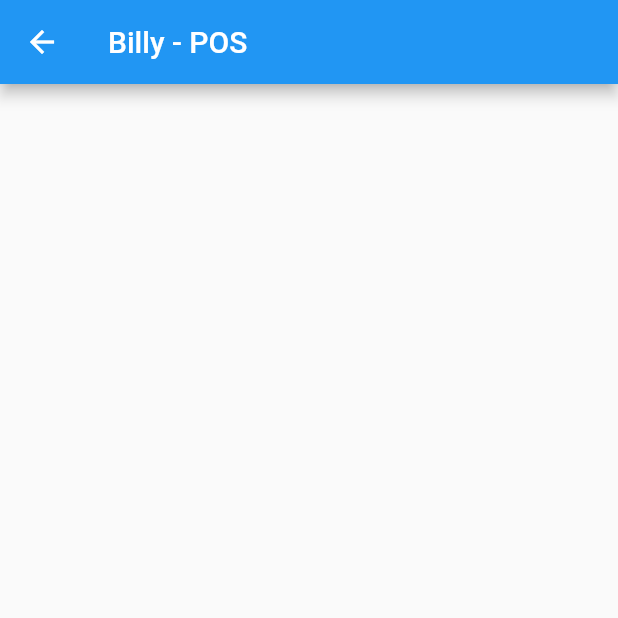
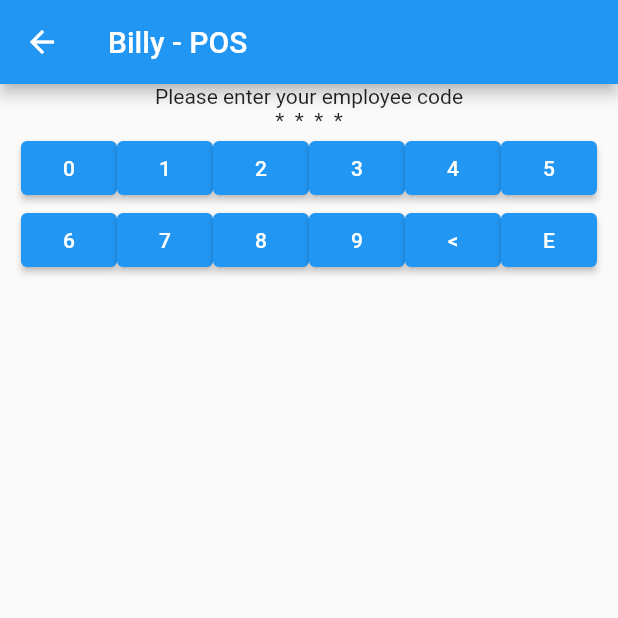
Before and after one commit to clinton-moss/BillyPOS, a Flutter app: the HomeScreen screen opened directly, on a phone screen of 412 x 824 dp, the top half of it. Run offline on Flutter 3.47's test engine with Material 2 defaults, Android fonts, the phone set to English and light mode, and no system bars; our stand-ins replace flutter_secure_storage; accounts and stored records are empty.

Commit message:
Added New Screens

```diff
--- a/flutter_app/lib/Config/Config.dart
+++ b/flutter_app/lib/Config/Config.dart
@@ -1,5 +1,6 @@
 class Configuration {
-  static String billyCoreAPI = "http://192.168.0.113:8050";
+  // static String billyCoreAPI = "http://192.168.0.113:8050";
+  static String billyCoreAPI = "http://10.0.0.212:8050";
   static String billySessionToken = "";
 
   void loadConfig() {}
--- a/flutter_app/lib/Screens/HomeScreen.dart
+++ b/flutter_app/lib/Screens/HomeScreen.dart
@@ -1,4 +1,6 @@
 import 'package:flutter/material.dart';
+import 'package:pos/Screens/StandbyScreen.dart';
+import 'package:pos/Widgets/input/NumberKeyboard.dart';
 
 class HomeScreen extends StatelessWidget {
   // HomeScreen(this.jwt, this.payload);
@@ -13,22 +15,17 @@ class HomeScreen extends StatelessWidget {
 
   @override
   Widget build(BuildContext context) => Scaffold(
-        appBar: AppBar(title: Text("Billy - POS")),
-        body: Center(
-            // child: FutureBuilder(
-            //     future:
-            //         http.read('$SERVER_IP/data', headers: {"Authorization": jwt}),
-            //     builder: (context, snapshot) => snapshot.hasData
-            //         ? Column(
-            //             children: <Widget>[
-            //               Text("${payload['username']}, here's the data:"),
-            //               Text(snapshot.data,
-            //                   style: Theme.of(context).textTheme.display1)
-            //             ],
-            //           )
-            //         : snapshot.hasError
-            //             ? Text("An error occurred")
-            //             : CircularProgressIndicator()),
-            ),
-      );
+      appBar: AppBar(title: Text("Billy - POS")),
+      body: Column(
+        children: [
+          Text('Please enter your employee code'),
+          Text('*  *  *  *'),
+          NumberKeyboard(
+            onComplete: () {
+              Navigator.push(context,
+                  MaterialPageRoute(builder: (builder) => StandbyScreen()));
+            },
+          ),
+        ],
+      ));
 }
--- a/flutter_app/lib/Screens/loginScreen.dart
+++ b/flutter_app/lib/Screens/loginScreen.dart
@@ -18,7 +18,7 @@ class LoginScreen extends StatelessWidget {
             return TextField(
               decoration: InputDecoration(
                 labelText: "Username",
-                errorText: provider.email.error,
+                // errorText: provider.email.error,
               ),
               onChanged: (String value) {
                 provider.changeEmail(value);
@@ -31,7 +31,7 @@ class LoginScreen extends StatelessWidget {
             return TextField(
               decoration: InputDecoration(
                 labelText: "Password",
-                errorText: provider.password.error,
+                // errorText: provider.password.error,
               ),
               onChanged: (String value) {
                 provider.changePassword(value);
--- /dev/null
+++ b/flutter_app/lib/Widgets/input/NumberKeyboard.dart
@@ -0,0 +1,50 @@
+import 'package:flutter/material.dart';
+
+class NumberKeyboard extends StatefulWidget {
+  final Function? onComplete;
+  const NumberKeyboard({Key? key, this.onComplete}) : super(key: key);
+
+  @override
+  _NumberKeyboardState createState() => _NumberKeyboardState();
+}
+
+class _NumberKeyboardState extends State<NumberKeyboard> {
+  @override
+  Widget build(BuildContext context) {
+    return Container(
+      child: Column(
+        crossAxisAlignment: CrossAxisAlignment.center,
+        children: [
+          Row(
+            mainAxisAlignment: MainAxisAlignment.center,
+            children: [
+              ElevatedButton(onPressed: () {}, child: Text('0')),
+              ElevatedButton(onPressed: () {}, child: Text('1')),
+              ElevatedButton(onPressed: () {}, child: Text('2')),
+              ElevatedButton(onPressed: () {}, child: Text('3')),
+              ElevatedButton(onPressed: () {}, child: Text('4')),
+              ElevatedButton(onPressed: () {}, child: Text('5')),
+            ],
+          ),
+          Row(
+            mainAxisAlignment: MainAxisAlignment.center,
+            children: [
+              ElevatedButton(onPressed: () {}, child: Text('6')),
+              ElevatedButton(onPressed: () {}, child: Text('7')),
+              ElevatedButton(onPressed: () {}, child: Text('8')),
+              ElevatedButton(onPressed: () {}, child: Text('9')),
+              ElevatedButton(onPressed: () {}, child: Text('<')),
+              ElevatedButton(
+                onPressed: () {
+                  print("ENTER");
+                  widget.onComplete!();
+                },
+                child: Text('E'),
+              ),
+            ],
+          ),
+        ],
+      ),
+    );
+  }
+}
```
Also changed, not shown: flutter_app/lib/Providers/LoginProvider.dart (+19 -10 lines), flutter_app/lib/Screens/SaleScreen.dart (added, +33 -0 lines), flutter_app/lib/Screens/StandbyScreen.dart (added, +28 -0 lines), 5 other files.
